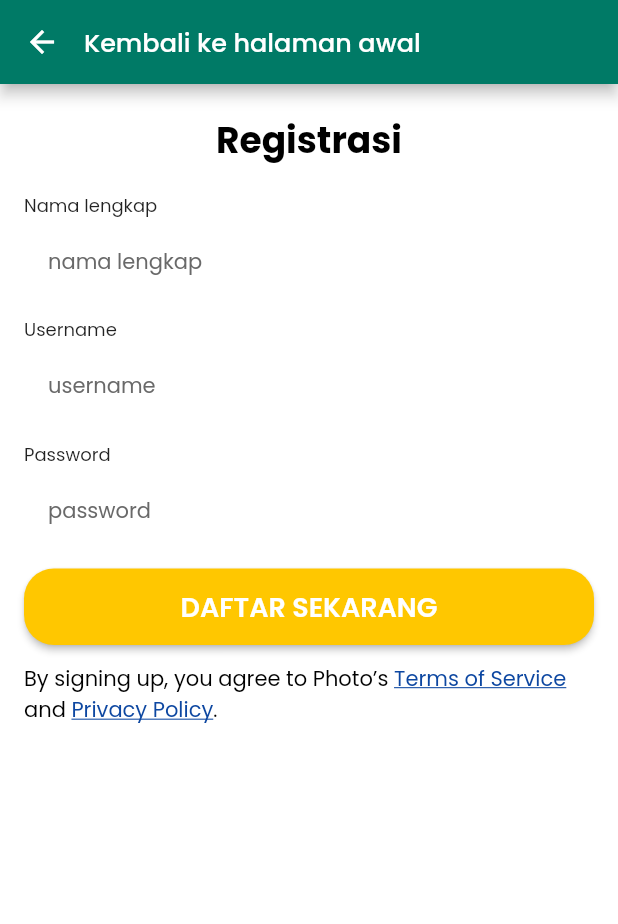
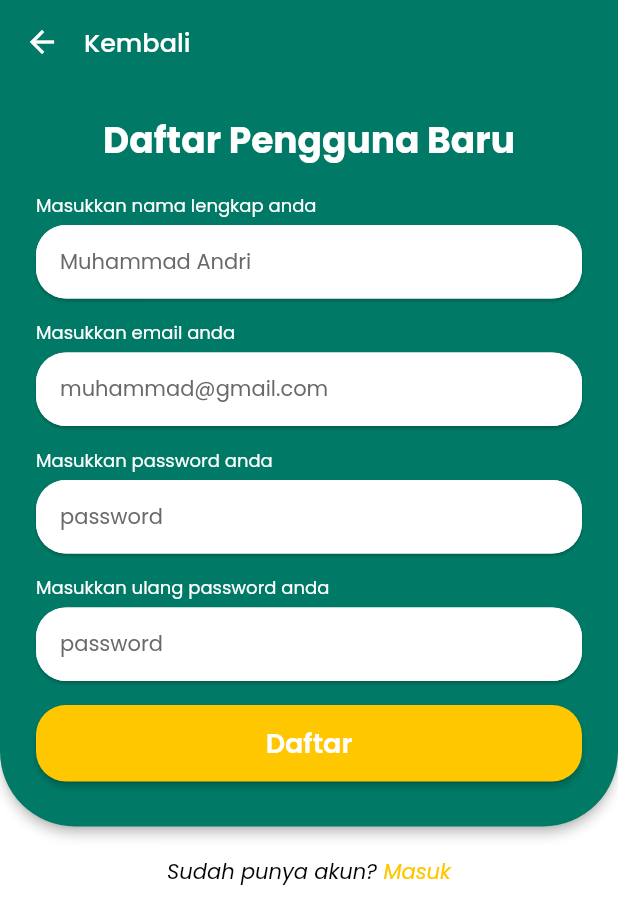
Before and after one commit to rikzanx/rentalku-mobile, a Flutter app: the RegisterPage screen opened by its route, on a phone screen of 412 x 824 dp. Shown: the top 924 px of the screen. Run offline on Flutter 3.47's test engine with Material 2 defaults, Android fonts, the phone set to English and light mode, and no system bars; our stand-ins replace google_fonts; network calls fail.

Commit message:
update register design

```diff
--- a/lib/pages/auth/login_page.dart
+++ b/lib/pages/auth/login_page.dart
@@ -4,7 +4,6 @@ import 'package:flutter/painting.dart';
 import 'package:rentalku/commons/colors.dart';
 import 'package:rentalku/commons/routes.dart';
 import 'package:rentalku/commons/styles.dart';
-import 'package:url_launcher/url_launcher.dart';
 
 final _formKey = GlobalKey<FormState>();
 
@@ -67,6 +66,7 @@ class LoginPage extends StatelessWidget {
                               decoration: InputDecoration(
                                 hintText: "muhammad@gmail.com",
                               ),
+                              keyboardType: TextInputType.emailAddress,
                               style: AppStyle.regularText,
                               textInputAction: TextInputAction.next,
                               validator: (value) {
@@ -155,6 +155,7 @@ class LoginPage extends StatelessWidget {
                 ],
               ),
             ),
+            SizedBox(height: 20),
           ],
         ),
       ),
--- a/lib/pages/auth/register_page.dart
+++ b/lib/pages/auth/register_page.dart
@@ -1,9 +1,9 @@
 import 'package:flutter/cupertino.dart';
 import 'package:flutter/gestures.dart';
 import 'package:flutter/material.dart';
-import 'package:google_fonts/google_fonts.dart';
+import 'package:rentalku/commons/colors.dart';
+import 'package:rentalku/commons/routes.dart';
 import 'package:rentalku/commons/styles.dart';
-import 'package:url_launcher/url_launcher.dart';
 
 final _formKey = GlobalKey<FormState>();
 
@@ -22,24 +22,51 @@ class RegisterPage extends StatelessWidget {
             Navigator.pop(context);
           },
         ),
-        title: Text("Kembali ke halaman awal"),
+        elevation: 0,
+        title: Text("Kembali"),
       ),
       body: SingleChildScrollView(
-        padding: EdgeInsets.fromLTRB(16, 24, 16, 24),
+        child: Column(
+          children: [
+            Material(
+              color: AppColor.green,
+              borderRadius: BorderRadius.only(
+                bottomLeft: Radius.circular(50),
+                bottomRight: Radius.circular(50),
+              ),
+              elevation: 3,
+              child: Padding(
+                padding: EdgeInsets.fromLTRB(24, 24, 24, 30),
                 child: Column(
                   crossAxisAlignment: CrossAxisAlignment.center,
                   children: [
-            Text("Registrasi", style: AppStyle.heading1Text),
+                    Text(
+                      "Daftar Pengguna Baru",
+                      style: AppStyle.heading1Text.copyWith(
+                        color: Colors.white,
+                      ),
+                    ),
                     SizedBox(height: 20),
                     Form(
                       key: _formKey,
                       child: Column(
                         crossAxisAlignment: CrossAxisAlignment.start,
                         children: [
-                  Text("Nama lengkap", style: AppStyle.labelText),
+                          Text(
+                            "Masukkan nama lengkap anda",
+                            style: AppStyle.labelText.copyWith(
+                              color: Colors.white,
+                            ),
+                          ),
                           SizedBox(height: 4),
-                  TextFormField(
-                    decoration: InputDecoration(hintText: "nama lengkap"),
+                          Material(
+                            elevation: 1,
+                            borderRadius: BorderRadius.circular(20),
+                            child: TextFormField(
+                              decoration: InputDecoration(
+                                hintText: "Muhammad Andri",
+                              ),
+                              style: AppStyle.regularText,
                               textInputAction: TextInputAction.next,
                               validator: (value) {
                                 if (value == null || value.isEmpty) {
@@ -48,25 +75,50 @@ class RegisterPage extends StatelessWidget {
                                 return null;
                               },
                             ),
-                  SizedBox(height: 14),
-                  Text("Username", style: AppStyle.labelText),
+                          ),
+                          SizedBox(height: 16),
+                          Text(
+                            "Masukkan email anda",
+                            style: AppStyle.labelText.copyWith(
+                              color: Colors.white,
+                            ),
+                          ),
                           SizedBox(height: 4),
-                  TextFormField(
-                    decoration: InputDecoration(hintText: "username"),
+                          Material(
+                            elevation: 1,
+                            borderRadius: BorderRadius.circular(20),
+                            child: TextFormField(
+                              decoration: InputDecoration(
+                                hintText: "muhammad@gmail.com",
+                              ),
+                              keyboardType: TextInputType.emailAddress,
+                              style: AppStyle.regularText,
                               textInputAction: TextInputAction.next,
                               validator: (value) {
                                 if (value == null || value.isEmpty) {
-                        return 'Kolom username wajib diisi';
+                                  return 'Kolom email wajib diisi';
                                 }
                                 return null;
                               },
                             ),
-                  SizedBox(height: 14),
-                  Text("Password", style: AppStyle.labelText),
+                          ),
+                          SizedBox(height: 16),
+                          Text(
+                            "Masukkan password anda",
+                            style: AppStyle.labelText.copyWith(
+                              color: Colors.white,
+                            ),
+                          ),
                           SizedBox(height: 4),
-                  TextFormField(
+                          Material(
+                            elevation: 1,
+                            borderRadius: BorderRadius.circular(20),
+                            child: TextFormField(
                               obscureText: true,
-                    decoration: InputDecoration(hintText: "password"),
+                              decoration: InputDecoration(
+                                hintText: "password",
+                              ),
+                              style: AppStyle.regularText,
                               validator: (value) {
                                 if (value == null || value.isEmpty) {
                                   return 'Kolom password wajib diisi';
@@ -76,53 +128,49 @@ class RegisterPage extends StatelessWidget {
                                 return null;
                               },
                             ),
-                  SizedBox(height: 14),
+                          ),
+                          SizedBox(height: 16),
+                          Text(
+                            "Masukkan ulang password anda",
+                            style: AppStyle.labelText.copyWith(
+                              color: Colors.white,
+                            ),
+                          ),
+                          SizedBox(height: 4),
+                          Material(
+                            elevation: 1,
+                            borderRadius: BorderRadius.circular(20),
+                            child: TextFormField(
+                              obscureText: true,
+                              decoration: InputDecoration(
+                                hintText: "password",
+                              ),
+                              style: AppStyle.regularText,
+                              validator: (value) {
+                                if (value == null || value.isEmpty) {
+                                  return 'Kolom password wajib diisi';
+                                } else if (value.length < 6) {
+                                  return 'Panjang password minimal 6 karakter';
+                                }
+                                return null;
+                              },
+                            ),
+                          ),
+                          SizedBox(height: 16),
                           SizedBox(
                             width: MediaQuery.of(context).size.width,
                             child: ElevatedButton(
                               onPressed: () {
+                                // TODO: Remove this
+                                Navigator.pushReplacementNamed(
+                                    context, Routes.dashboard);
+
                                 if (_formKey.currentState!.validate()) {
                                   // process here
                                 }
                               },
-                      child: Text("DAFTAR SEKARANG"),
+                              child: Text("Daftar"),
                             ),
-                  ),
-                ],
-              ),
-            ),
-            SizedBox(height: 12),
-            RichText(
-              text: TextSpan(
-                style: AppStyle.regularText,
-                children: [
-                  TextSpan(text: "By signing up, you agree to Photo’s "),
-                  TextSpan(
-                    text: "Terms of Service",
-                    style: AppStyle.regularText.copyWith(
-                      decoration: TextDecoration.underline,
-                      color: Colors.blue[900],
-                    ),
-                    recognizer: TapGestureRecognizer()
-                      ..onTap = () {
-                        launch("http://google.com");
-                      },
-                  ),
-                  TextSpan(text: " and "),
-                  TextSpan(
-                    text: "Privacy Policy",
-                    style: AppStyle.regularText.copyWith(
-                      decoration: TextDecoration.underline,
-                      color: Colors.blue[900],
-                    ),
-                    recognizer: TapGestureRecognizer()
-                      ..onTap = () {
-                        launch("http://google.com");
-                      },
-                  ),
-                  TextSpan(
-                    text: ".",
-                    style: GoogleFonts.poppins(fontSize: 13),
                           ),
                         ],
                       ),
@@ -130,6 +178,39 @@ class RegisterPage extends StatelessWidget {
                   ],
                 ),
               ),
+            ),
+            SizedBox(height: 20),
+            RichText(
+              text: TextSpan(
+                style: AppStyle.regularText,
+                children: [
+                  TextSpan(
+                    text: "Sudah punya akun? ",
+                    style: AppStyle.regularText.copyWith(
+                      fontStyle: FontStyle.italic,
+                      fontWeight: FontWeight.w500,
+                      color: Colors.black,
+                    ),
+                  ),
+                  TextSpan(
+                    text: "Masuk",
+                    style: AppStyle.regularText.copyWith(
+                      fontStyle: FontStyle.italic,
+                      fontWeight: FontWeight.w500,
+                      color: AppColor.yellow,
+                    ),
+                    recognizer: TapGestureRecognizer()
+                      ..onTap = () {
+                        Navigator.pushReplacementNamed(context, Routes.login);
+                      },
+                  ),
+                ],
+              ),
+            ),
+            SizedBox(height: 20),
+          ],
+        ),
+      ),
     );
   }
 }
```
Lines whose indentation alone changed are shown as unchanged.
